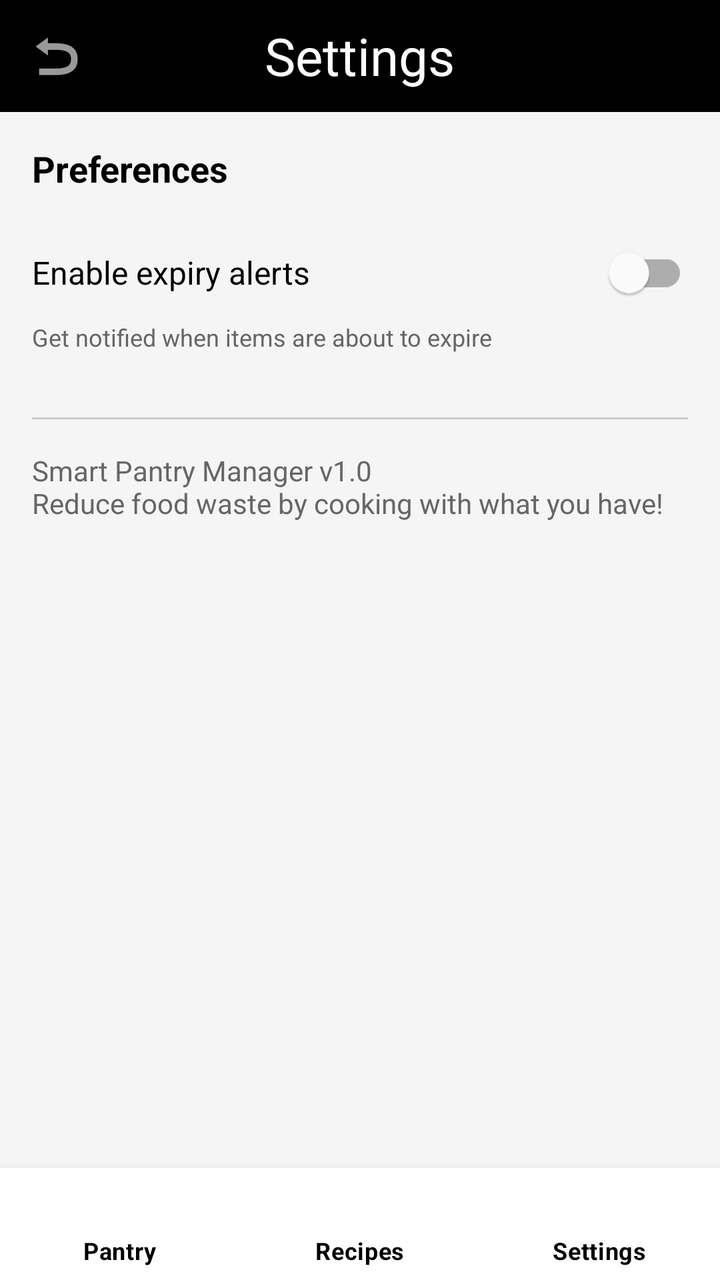
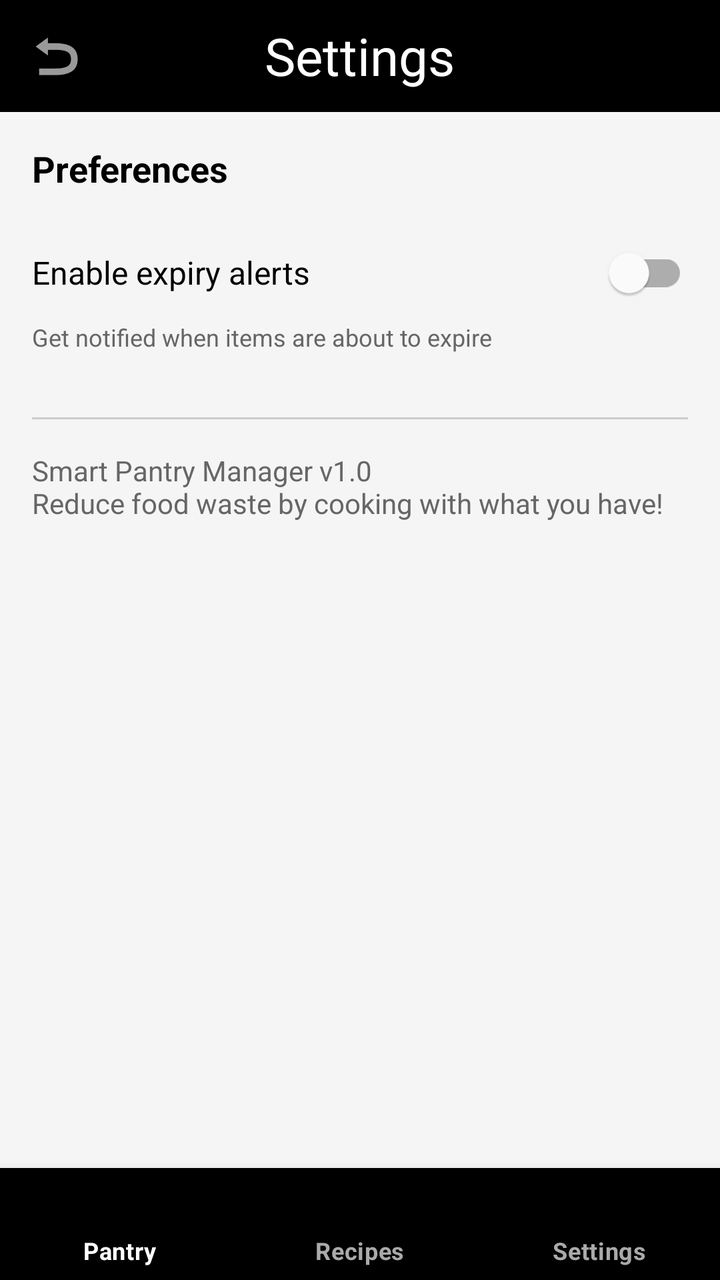

Screens rendered from an Android XML layout before and after an edit, with the pre-edit source and the edit as a unified diff.
<!-- AndroidManifest.xml: application theme Theme.SmartPantryManager -->
<!-- res/layout/activity_settings.xml -->
<?xml version="1.0" encoding="utf-8"?>
<LinearLayout xmlns:android="http://schemas.android.com/apk/res/android"
    xmlns:app="http://schemas.android.com/apk/res-auto"
    android:layout_width="match_parent"
    android:layout_height="match_parent"
    android:orientation="vertical"
    android:background="#F5F5F5">

    
    <com.google.android.material.appbar.AppBarLayout
        android:layout_width="match_parent"
        android:layout_height="wrap_content"
        android:background="#000000">

        <FrameLayout
            android:layout_width="match_parent"
            android:layout_height="?attr/actionBarSize">

            <com.google.android.material.appbar.MaterialToolbar
                android:id="@+id/toolbar"
                android:layout_width="match_parent"
                android:layout_height="match_parent"
                app:navigationIcon="@android:drawable/ic_menu_revert"
                app:title="" />

            <TextView
                android:layout_width="wrap_content"
                android:layout_height="wrap_content"
                android:layout_gravity="center"
                android:text="Settings"
                android:fontFamily="@font/pacifico"
                android:textColor="#FFFFFF"
                android:textSize="26sp" />
        </FrameLayout>
    </com.google.android.material.appbar.AppBarLayout>

    
    <LinearLayout
        android:layout_width="match_parent"
        android:layout_height="0dp"
        android:layout_weight="1"
        android:orientation="vertical"
        android:padding="16dp">

        <TextView
            android:layout_width="wrap_content"
            android:layout_height="wrap_content"
            android:text="Preferences"
            android:textSize="18sp"
            android:textStyle="bold"
            android:textColor="#000000" />

        <com.google.android.material.switchmaterial.SwitchMaterial
            android:id="@+id/switchExpiryAlerts"
            android:layout_width="match_parent"
            android:layout_height="wrap_content"
            android:layout_marginTop="16dp"
            android:text="Enable expiry alerts"
            android:textColor="#000000"
            android:textSize="16sp" />

        <TextView
            android:layout_width="match_parent"
            android:layout_height="wrap_content"
            android:text="Get notified when items are about to expire"
            android:textSize="12sp"
            android:textColor="#666666"
            android:layout_marginBottom="16dp" />

        <View
            android:layout_width="match_parent"
            android:layout_height="1dp"
            android:layout_marginVertical="16dp"
            android:background="#CCCCCC" />

        <TextView
            android:layout_width="match_parent"
            android:layout_height="wrap_content"
            android:text="Smart Pantry Manager v1.0\nReduce food waste by cooking with what you have!"
            android:textSize="14sp"
            android:textColor="#666666" />
    </LinearLayout>

    
    <com.google.android.material.bottomnavigation.BottomNavigationView
        android:id="@+id/bottomNavigation"
        android:layout_width="match_parent"
        android:layout_height="wrap_content"
        android:background="#FFFFFF"
        app:menu="@menu/bottom_nav_menu"
        app:labelVisibilityMode="labeled"
        app:itemIconTint="#000000"
        app:itemTextColor="#000000"
        app:itemTextAppearanceActive="@style/BoldTextStyle"
        app:itemTextAppearanceInactive="@style/BoldTextStyle" />

</LinearLayout>
<!-- resources referenced by this layout -->
<resources>
  <style name="BoldTextStyle" parent="TextAppearance.MaterialComponents.Body2">
          <item name="android:textStyle">bold</item>
          <item name="android:textSize">12sp</item>
      </style>
  <style name="Theme.SmartPantryManager" parent="Theme.MaterialComponents.DayNight.NoActionBar">
          
          <item name="colorPrimary">#000000</item>
          <item name="colorPrimaryVariant">#000000</item>
          <item name="colorOnPrimary">#FFFFFF</item>
  
          
          <item name="colorSecondary">#000000</item>
          <item name="colorSecondaryVariant">#000000</item>
          <item name="colorOnSecondary">#FFFFFF</item>
  
          
          <item name="android:statusBarColor">#000000</item>
          <item name="android:windowLightStatusBar">false</item>
  
          
          <item name="android:windowBackground">#F5F5F5</item>
      </style>
</resources>

<!-- the commit's change to res/layout/activity_settings.xml (unified diff, before → after) -->
@@ -86,11 +86,11 @@
         android:id="@+id/bottomNavigation"
         android:layout_width="match_parent"
         android:layout_height="wrap_content"
-        android:background="#FFFFFF"
+        android:background="#000000"
         app:menu="@menu/bottom_nav_menu"
         app:labelVisibilityMode="labeled"
-        app:itemIconTint="#000000"
-        app:itemTextColor="#000000"
+        app:itemIconTint="@color/bottom_nav_colors"
+        app:itemTextColor="@color/bottom_nav_colors"
         app:itemTextAppearanceActive="@style/BoldTextStyle"
         app:itemTextAppearanceInactive="@style/BoldTextStyle" />
 
